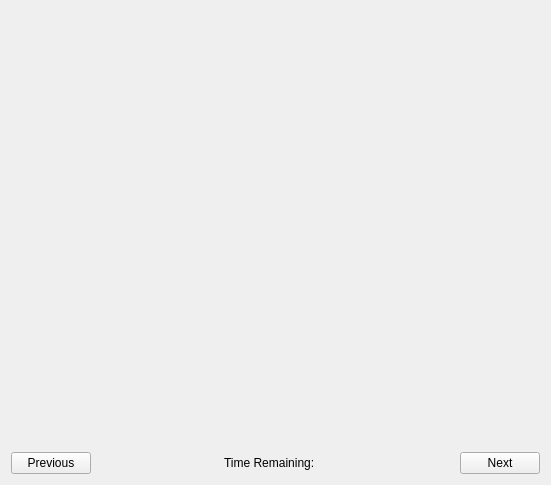
Above: MarketSimulation/mainwindow.ui from dwattttt/marketsim before the change. Below: the same form after it.
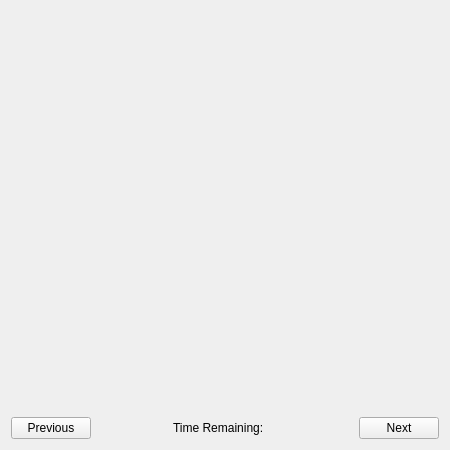
That is the form after the change.

What changed in the file:
```diff
--- a/MarketSimulation/mainwindow.ui
+++ b/MarketSimulation/mainwindow.ui
@@ -6,10 +6,28 @@
    <rect>
     <x>0</x>
     <y>0</y>
-    <width>551</width>
-    <height>485</height>
+    <width>450</width>
+    <height>450</height>
    </rect>
   </property>
+  <property name="sizePolicy">
+   <sizepolicy hsizetype="Fixed" vsizetype="Fixed">
+    <horstretch>0</horstretch>
+    <verstretch>0</verstretch>
+   </sizepolicy>
+  </property>
+  <property name="minimumSize">
+   <size>
+    <width>450</width>
+    <height>450</height>
+   </size>
+  </property>
+  <property name="maximumSize">
+   <size>
+    <width>450</width>
+    <height>450</height>
+   </size>
+  </property>
   <property name="windowTitle">
    <string>MainWindow</string>
   </property>
```
Left out of the diff: 2 changed lines with no effect on the pictures.
